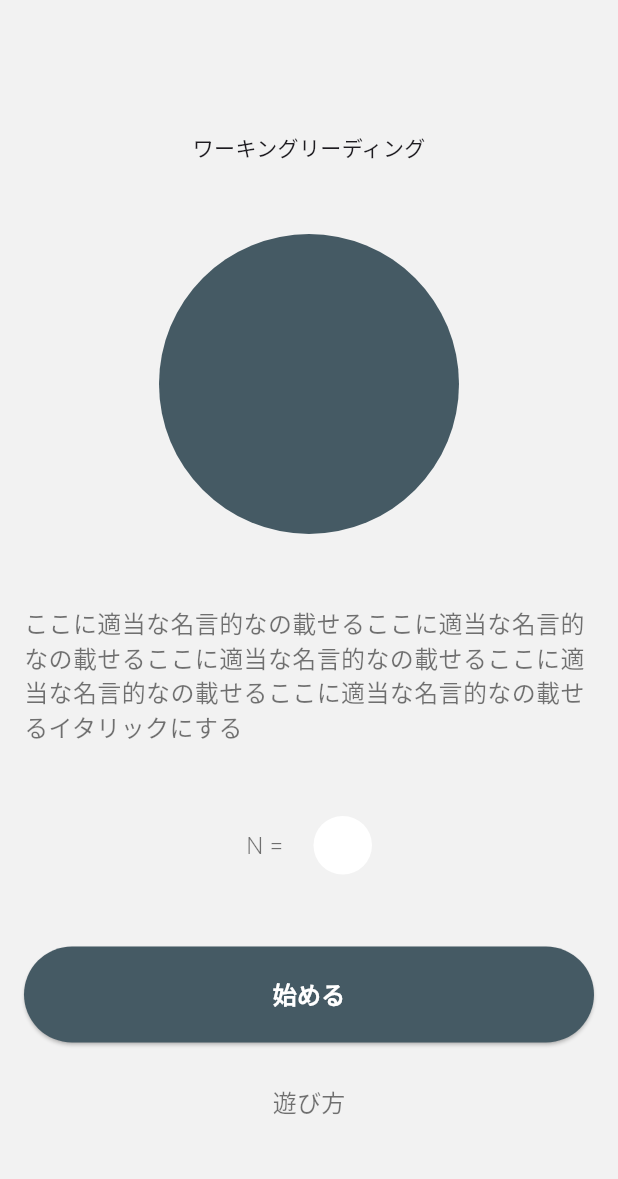
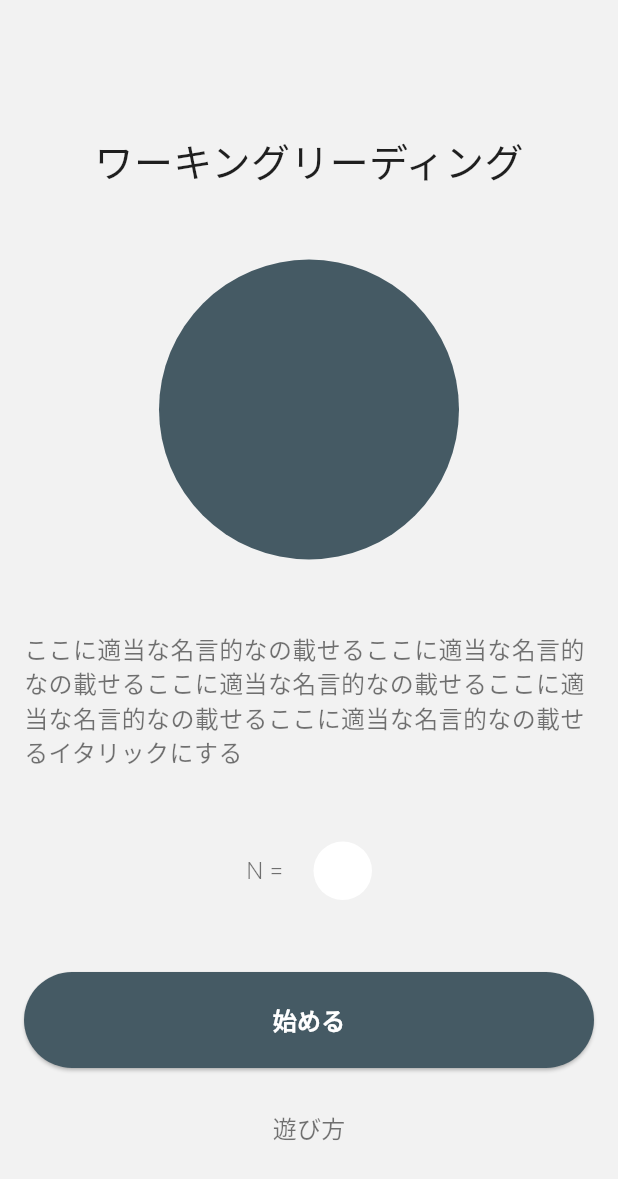
Before and after one commit to natsuki120/working_reading, a Flutter app: the screen it shows after launch, on a phone screen of 412 x 824 dp. Shown: the top 1179 px of the screen. Run offline on Flutter 3.47's test engine with Material 2 defaults, Android fonts, the light colour scheme and no system bars; our stand-ins replace freezed_annotation.

Commit message:
update: 太さ別headerを指定。

```diff
--- a/lib/font_config.dart
+++ b/lib/font_config.dart
@@ -5,9 +5,14 @@ const regular = 'regular';
 const medium = 'medium';
 const bold = 'bold';
 
-TextStyle header(Color color) => TextStyle(
+TextStyle headerBold(Color color) => TextStyle(
       color: color,
       fontWeight: FontWeight.w600,
+      fontSize: 26,
+    );
+TextStyle headerRegular(Color color) => TextStyle(
+      color: color,
+      fontWeight: FontWeight.w300,
       fontSize: 26,
     );
 TextStyle headerMedium(Color color) => TextStyle(
```
